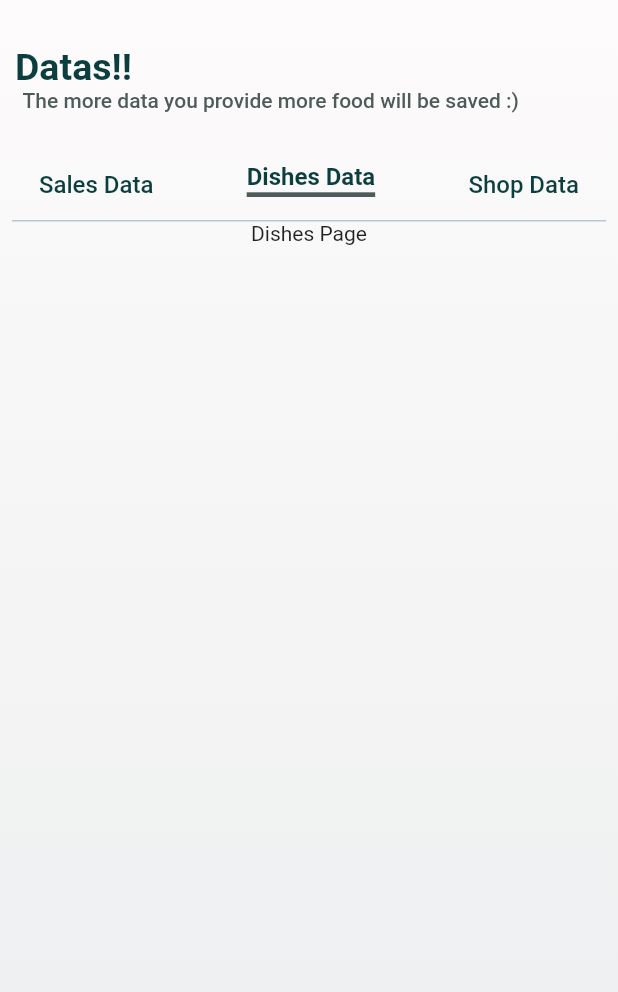
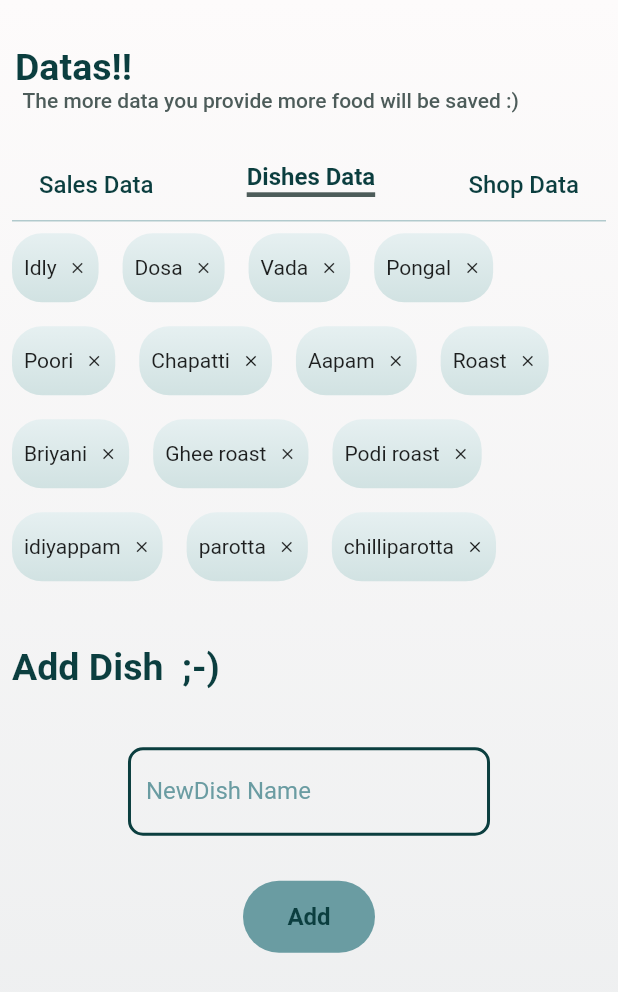
Before and after one commit to Arvind0005/hotelo, a Flutter app: the DataPage screen opened directly, after a tap on "Dishes Data", on a phone screen of 412 x 824 dp. Shown: the top 992 px of the screen. Run offline on Flutter 3.47's test engine with Material 2 defaults, Android fonts, the phone set to English and light mode, and no system bars; our stand-ins replace font_awesome_flutter, google_fonts, syncfusion_flutter_charts.

Commit message:
dishes page

```diff
--- a/lib/datapage.dart
+++ b/lib/datapage.dart
@@ -1,5 +1,6 @@
 import 'package:flutter/material.dart';
 import 'package:google_fonts/google_fonts.dart';
+import 'package:hotelo/homepage.dart';
 
 class DataPage extends StatefulWidget {
   const DataPage({Key key}) : super(key: key);
@@ -9,17 +10,167 @@ class DataPage extends StatefulWidget {
 }
 
 class _DataPageState extends State<DataPage> {
-  int datapage = 0;
+  var styling = InputDecoration(
+      enabledBorder: OutlineInputBorder(
+        borderSide: BorderSide(color: Colors.grey, width: 2.0),
+        borderRadius: BorderRadius.all(Radius.circular(10)),
+      ),
+      focusedBorder: OutlineInputBorder(
+        borderRadius: BorderRadius.all(Radius.circular(10)),
+        borderSide: BorderSide(color: Colors.white, width: 2.0),
+      ));
   var textstyle = GoogleFonts.hindSiliguri(
       textStyle: TextStyle(
           fontWeight: FontWeight.w500,
           color: Color(0xff0b3e3f),
           // letterSpacing: ,
           fontSize: 22));
+  var decoration = BoxDecoration(
+      borderRadius: BorderRadius.all(Radius.circular(20)),
+      gradient: LinearGradient(
+          begin: Alignment.topCenter,
+          end: Alignment.bottomCenter,
+          colors: [Color(0xffe6f0f1), Color(0xffd1e2e2)]));
+  List data = [
+    'Idly',
+    'Dosa',
+    'Vada',
+    'Pongal',
+    'Poori',
+    "Chapatti",
+    "Aapam",
+    "Roast",
+    "Briyani",
+    "Ghee roast",
+    "Podi roast",
+    "idiyappam",
+    "parotta",
+    "chilliparotta"
+  ];
+  int datapage = 0;
   @override
   Widget build(BuildContext context) {
     double height = MediaQuery.of(context).size.height;
     double width = MediaQuery.of(context).size.width;
+    Widget Dish_page = ListView(
+      shrinkWrap: true,
+      children: [
+        Container(
+          height: height / 3,
+          width: 300,
+          child: ListView(
+            shrinkWrap: true,
+            children: [
+              Wrap(
+                direction: Axis.horizontal,
+                children: data.map((item) {
+                  return Row(
+                    mainAxisSize: MainAxisSize.min,
+                    children: [
+                      Padding(
+                        padding: const EdgeInsets.all(8.0),
+                        child: Container(
+                          decoration: decoration,
+                          child: Padding(
+                            padding: const EdgeInsets.all(8.0),
+                            child: Row(
+                              children: [
+                                Text(item),
+                                Container(
+                                  // color: Colors.red,
+                                  height: 30,
+                                  width: 20,
+                                  child: Align(
+                                    alignment: Alignment.topRight,
+                                    child: IconButton(
+                                        icon: Icon(
+                                          Icons.close,
+                                          size: 12,
+                                        ),
+                                        onPressed: () {}),
+                                  ),
+                                )
+                              ],
+                            ),
+                          ),
+                        ),
+                      ),
+                    ],
+                  );
+                }).toList(),
+              ),
+            ],
+          ),
+        ),
+        Padding(
+          padding: const EdgeInsets.all(8.0),
+          child: Container(
+            height: 60,
+            child: Text(
+              "Add Dish  ;-)",
+              style:
+                  textstyle.copyWith(fontSize: 25, fontWeight: FontWeight.w700),
+            ),
+            //  color: Colors.red,
+          ),
+        ),
+        Row(
+          children: [
+            Spacer(),
+            Container(
+              width: width / 1.707,
+              child: TextFormField(
+                // controller: titlecontroller,
+                validator: (val) {
+                  return val.length > 25 || val.isEmpty
+                      ? "Title Length should be less than 25 letters"
+                      : null;
+                },
+                decoration: InputDecoration(
+                    labelStyle: TextStyle(color: Color(0xff6A9CA2)),
+                    labelText: "NewDish Name",
+                    enabledBorder: OutlineInputBorder(
+                      borderSide:
+                          BorderSide(color: Color(0xff0b3e3f), width: 2.0),
+                      borderRadius: BorderRadius.all(Radius.circular(10)),
+                    ),
+                    focusedBorder: OutlineInputBorder(
+                      borderRadius: BorderRadius.all(Radius.circular(10)),
+                      borderSide:
+                          BorderSide(color: Color(0xff4D5C5A), width: 2.0),
+                    )),
+                onChanged: (val) async {
+                  setState(() {});
+                  //print(titlelength);
+                },
+              ),
+            ),
+            Spacer(),
+          ],
+        ),
+        SizedBox(height: 30),
+        Row(
+          children: [
+            Spacer(),
+            Container(
+              decoration: BoxDecoration(
+                  color: Color(0xff6A9CA2),
+                  borderRadius: BorderRadius.all(Radius.circular(30))),
+              child: FlatButton(
+                child: Text(
+                  "Add",
+                  style: textstyle.copyWith(
+                      fontSize: 16, fontWeight: FontWeight.w700),
+                ),
+                onPressed: () {},
+              ),
+            ),
+            Spacer()
+          ],
+        ),
+        SizedBox(height: 70),
+      ],
+    );
     return Scaffold(
         body: Container(
       decoration: BoxDecoration(
@@ -167,11 +318,11 @@ class _DataPageState extends State<DataPage> {
               height: 0.5,
             ),
           ),
-          if (datapage == 0)
-            Container(child: Center(child: Text("Sales data"))),
-          if (datapage == 2) Container(child: Center(child: Text("Shop Data"))),
-          if (datapage == 1)
-            Container(child: Center(child: Text("Dishes Page"))),
+          datapage == 0
+              ? Container(child: Center(child: Text("Sales data")))
+              : datapage == 1
+                  ? Dish_page
+                  : Container(child: Center(child: Text("Shop Data")))
         ],
       ),
     ));
```
